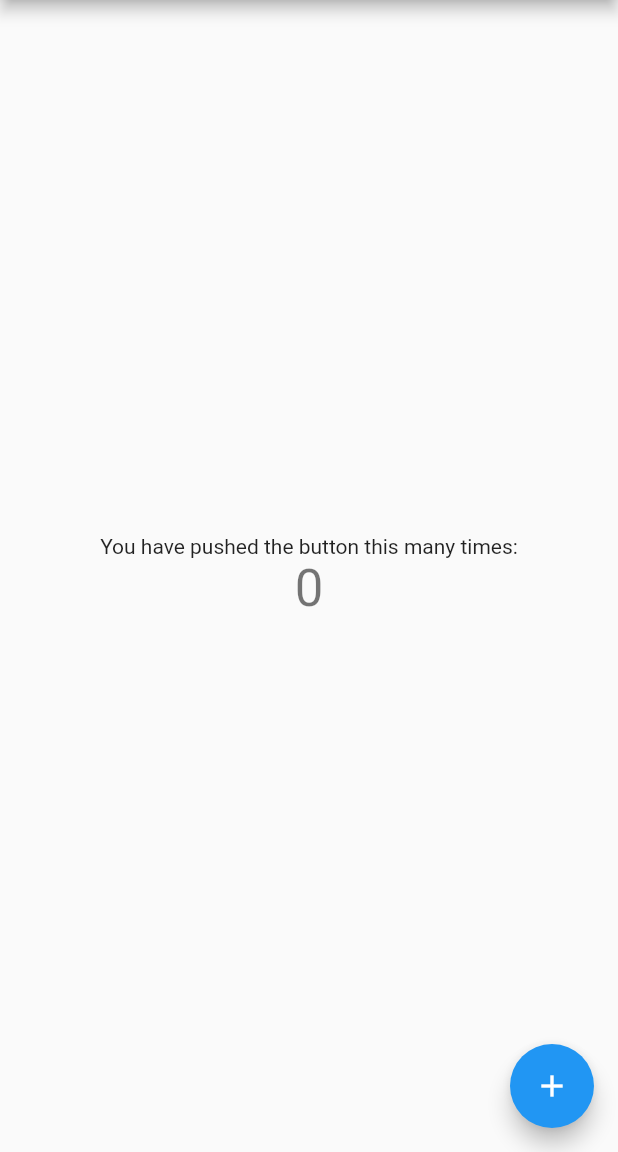
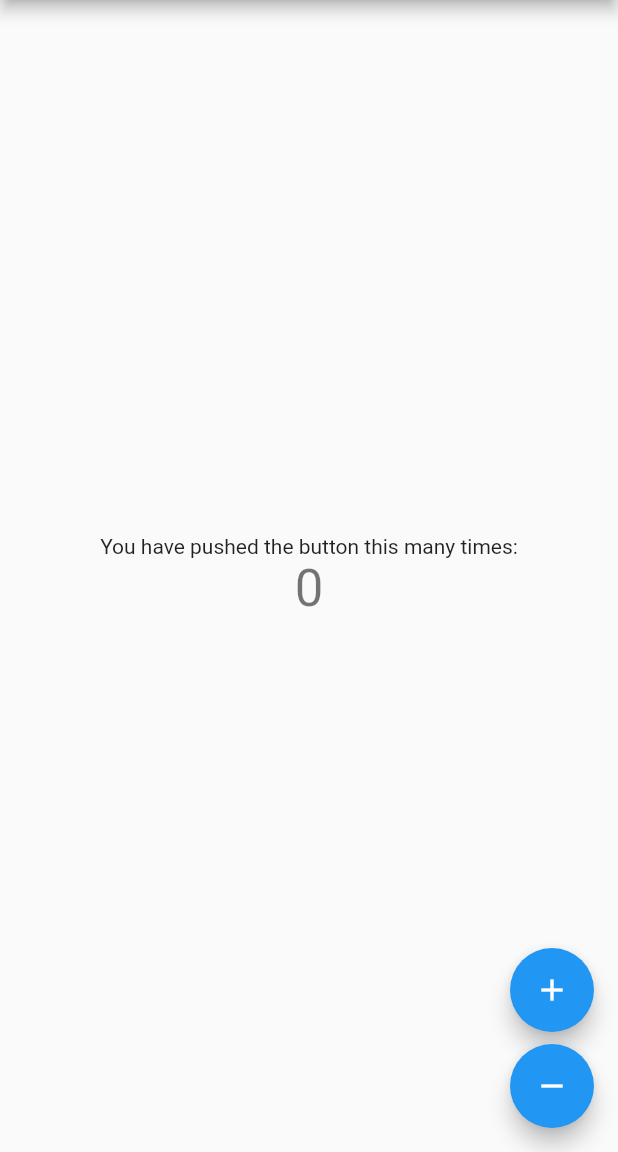
Before and after one commit to gobutaka/flutter_bloc_sample, a Flutter app: the screen it shows after launch, on a phone screen of 412 x 824 dp, the part 84-1236 px from its top. Run offline on Flutter 3.47's test engine with Material 2 defaults, Android fonts, the phone set to English and light mode, and no system bars.

Commit message:
create decrement button

```diff
--- a/lib/screens/counter_screen.dart
+++ b/lib/screens/counter_screen.dart
@@ -37,7 +37,10 @@ class CounterScreen extends StatelessWidget {
           ],
         ),
       ),
-      floatingActionButton: FloatingActionButton(
+      floatingActionButton: Column(
+        mainAxisAlignment: MainAxisAlignment.end,
+        children: <Widget>[
+          FloatingActionButton(
             onPressed: () {
               // カウントアップアクションをblocに送る
               counterBloc.increment();
@@ -45,6 +48,17 @@ class CounterScreen extends StatelessWidget {
             tooltip: 'Increment',
             child: Icon(Icons.add),
           ),
+          const SizedBox(height: 8),
+          FloatingActionButton(
+            onPressed: () {
+              // カウントダウンアクションをblocに送る
+              counterBloc.decrement();
+            },
+            tooltip: 'Decrement',
+            child: Icon(Icons.remove),
+          ),
+        ]
+      ),
     );
   }
 }
```
Lines whose indentation alone changed are shown as unchanged.
